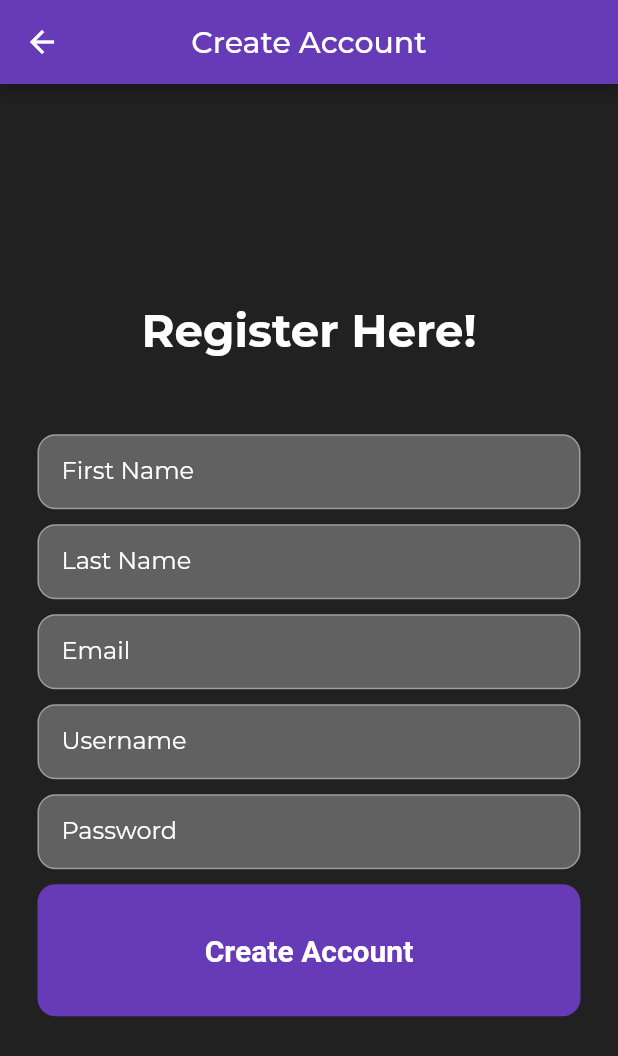
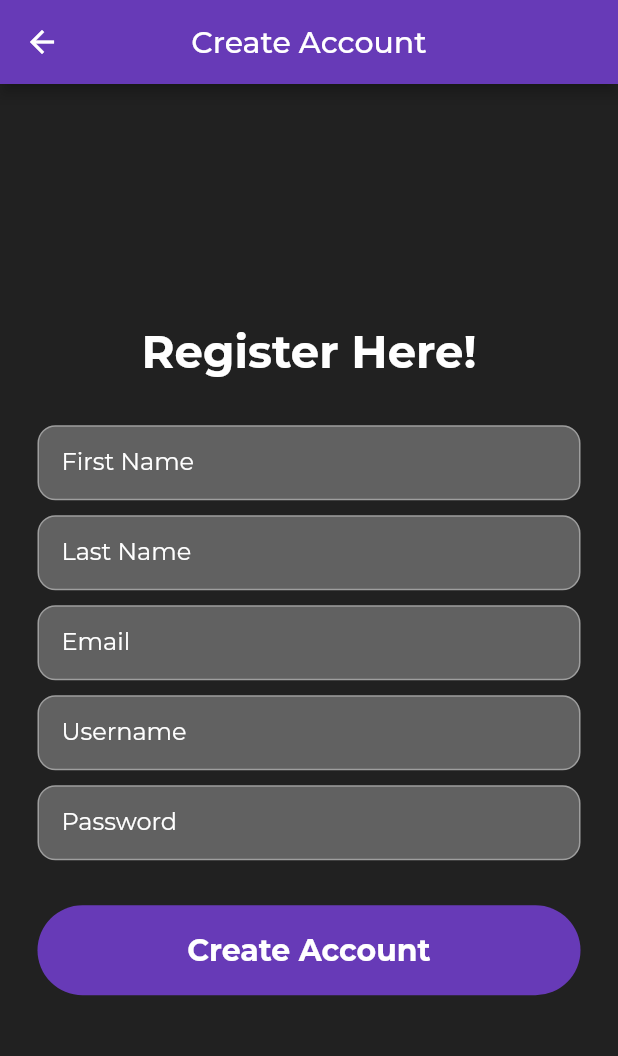
Before and after one commit to JordanAbel/hci_project, a Flutter app: the RegisterPage screen opened directly, on a phone screen of 412 x 824 dp. Shown: the top 1056 px of the screen. Run offline on Flutter 3.47's test engine with Material 2 defaults, Android fonts, the phone set to English and light mode, and no system bars; our stand-ins replace google_fonts, image_picker; missing offline and left inert: map_location_picker.

Commit message:
general cleanup

```diff
--- a/lib/register_page.dart
+++ b/lib/register_page.dart
@@ -28,7 +28,7 @@ class _RegisterPage extends State<RegisterPage> {
               fontSize: 30,
             ),
           ),
-          const SizedBox(height: 50),
+          const SizedBox(height: 30),
           Padding(
             padding: const EdgeInsets.symmetric(horizontal: 25),
             child: Container(
@@ -129,28 +129,23 @@ class _RegisterPage extends State<RegisterPage> {
               ),
             ),
           ),
-          const SizedBox(height: 10),
+
+          const SizedBox(height: 30),
+
           Padding(
             padding: const EdgeInsets.symmetric(horizontal: 25),
+            child: GestureDetector(
               child: Container(
-              padding: const EdgeInsets.all(20),
+                height: 60,
+                padding: const EdgeInsets.all(5),
                 decoration: BoxDecoration(
                   color: Colors.deepPurple,
-                borderRadius: BorderRadius.circular(12),
+                  borderRadius: BorderRadius.circular(50.0),
                 ),
-              child: Center(
-                child:TextButton(
-                  style: TextButton.styleFrom(
-                    foregroundColor: Colors.white,
-                    //padding: const EdgeInsets.all(20),
-                    textStyle: const TextStyle(fontSize: 20),
-                  ),
-                  onPressed: () {
-                    Navigator.of(context).push(MaterialPageRoute(
-                        builder: (context) => const Home()
-                    ));
-                  },
-                  child: const Text(
+
+
+                child: const Center(
+                  child: Text(
                     "Create Account",
                     style: TextStyle(
                       color: Colors.white,
@@ -160,6 +155,11 @@ class _RegisterPage extends State<RegisterPage> {
                   ),
                 ),
               ),
+              onTap: () {
+                Navigator.of(context).push(MaterialPageRoute(
+                    builder: (context) => const Home()
+                ));
+              },
             ),
           ),
         ]),
```
Also changed, not shown: lib/home_screen.dart (+5 -17 lines). Lines whose indentation alone changed are shown as unchanged.
